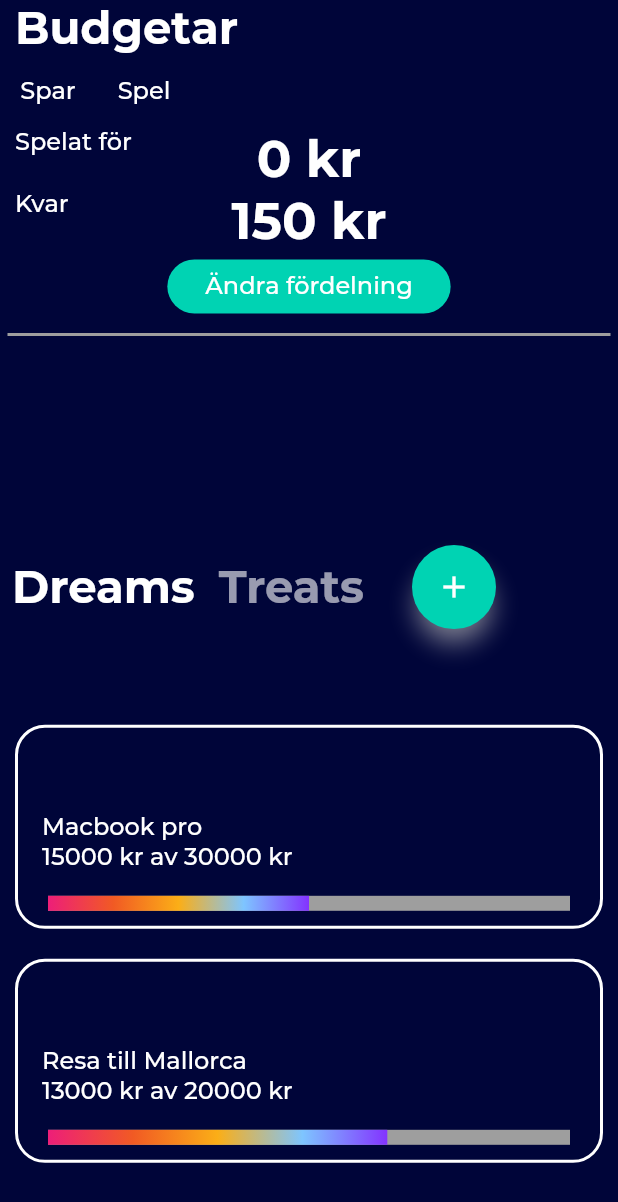
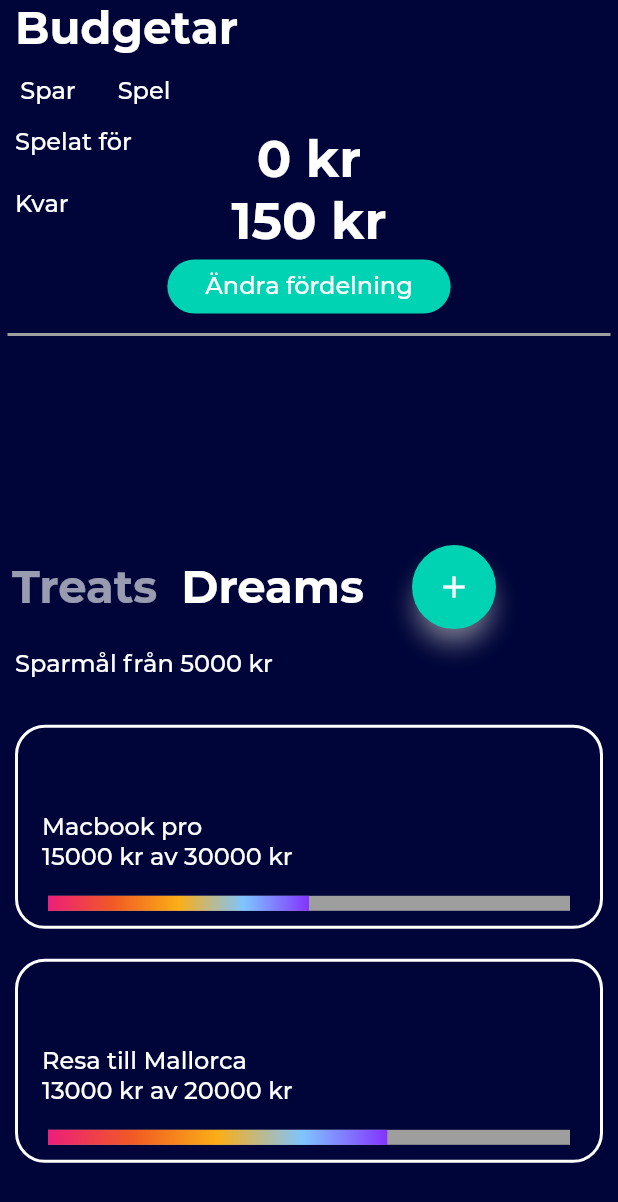
Before and after one commit to juliusolson/rena, a Flutter app: the BudgetView widget shown alone on an empty page, opened directly, after a tap on "Dreams", on a phone screen of 412 x 824 dp. Shown: the top 1202 px of the screen. Run offline on Flutter 3.47's test engine with Material 2 defaults, Android fonts, the phone set to English and light mode, and no system bars; drawn by our look-alikes of percent_indicator; our stand-ins replace charts_flutter; project files that could hold a hidden picture were left out.

Commit message:
add caption on goal types

```diff
--- a/lib/screens/budget/budgetview.dart
+++ b/lib/screens/budget/budgetview.dart
@@ -10,14 +10,15 @@ import 'package:provider/provider.dart';
 class Category {
   final String label;
   final GoalType type;
-  Category(this.label, this.type);
+  final String description;
+  Category(this.label, this.type, this.description);
 }
 
 class BudgetView extends StatefulWidget {
   final String str;
   final List<Category> categories = [
-    Category("Dreams", GoalType.Dream),
-    Category("Treats", GoalType.Treat),
+    Category("Treats", GoalType.Treat, "Sparmål under 5000 kr"),
+    Category("Dreams", GoalType.Dream, "Sparmål från 5000 kr"),
   ];
 
   BudgetView(this.str);
@@ -73,14 +74,19 @@ class _BudgetViewState extends State<BudgetView> {
                             children: [
                               Flexible(
                                   flex: 2,
+                                  child: Stack(children: [
+                                    Align(
+                                      alignment: Alignment.centerLeft,
                                     child: ListView.builder(
                                       scrollDirection: Axis.horizontal,
                                       itemCount: this.widget.categories.length,
-                                    itemBuilder: (BuildContext ctx, int index) {
+                                      itemBuilder:
+                                          (BuildContext ctx, int index) {
                                         return TextButton(
                                           child: Text(
                                             this.widget.categories[index].label,
-                                          style: (this._selectedIndex == index)
+                                            style:
+                                                (this._selectedIndex == index)
                                                     ? themeActive
                                                     : themeInactive,
                                           ),
@@ -88,6 +94,20 @@ class _BudgetViewState extends State<BudgetView> {
                                         );
                                       },
                                     )),
+                                    Align(
+                                        alignment: Alignment.bottomLeft,
+                                        child: Container(
+                                            padding: EdgeInsets.only(left: 10),
+                                            child: Text(
+                                              this
+                                                  .widget
+                                                  .categories[_selectedIndex]
+                                                  .description,
+                                              style: Theme.of(context)
+                                                  .textTheme
+                                                  .caption,
+                                            ))),
+                                  ])),
                               Flexible(
                                 flex: 1,
                                 child: Container(
@@ -137,7 +157,8 @@ class _BudgetViewState extends State<BudgetView> {
                                       onTap: () => showDialog(
                                           context: context,
                                           builder: (_) {
-                                            return GoalView(goals.goals.indexOf(g),
+                                            return GoalView(
+                                                goals.goals.indexOf(g),
                                                 Provider.of<Goals>(context));
                                           }),
                                       child: GoalCard(g),
```
Lines whose indentation alone changed are shown as unchanged.
